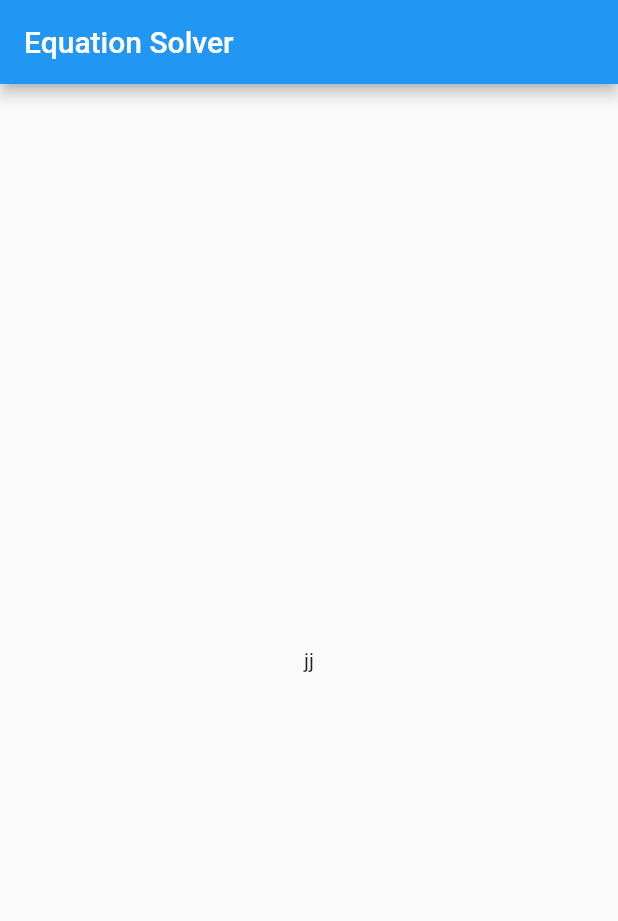
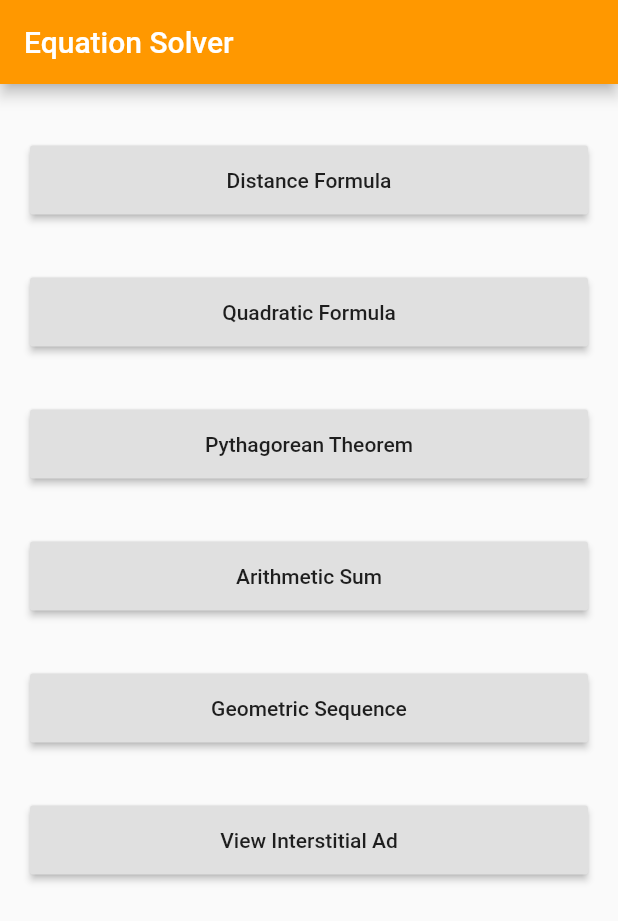
Before and after one commit to McHippy3/equation_solver, a Flutter app: the screen it shows after launch, on a phone screen of 412 x 824 dp. Shown: the top 921 px of the screen. Run offline on Flutter 3.47's test engine with Material 2 defaults, Android fonts, the phone set to English and light mode, and no system bars.

Commit message:
10/18/2018

```diff
--- a/lib/formula_buttons.dart
+++ b/lib/formula_buttons.dart
@@ -0,0 +1,18 @@
+import 'package:flutter/material.dart';
+
+class FormulaButton extends StatelessWidget{
+  String buttonText;
+
+  FormulaButton(this.buttonText);
+
+  @override
+  Widget build(BuildContext context){
+    return Container(
+      padding: const EdgeInsets.symmetric(vertical: 20.0),
+      child: RaisedButton(
+      padding: const EdgeInsets.all(15.0),
+      child: Text(buttonText),
+      onPressed: (){},
+    ),);
+  }
+}
--- a/lib/main_page.dart
+++ b/lib/main_page.dart
@@ -1,21 +1,24 @@
 import 'package:flutter/material.dart';
+import './formula_buttons.dart';
 
-class MainPage extends StatefulWidget {
-  @override
-  State<StatefulWidget> createState() {
-    return _MainPageState();
-  }
-}
-
-class _MainPageState extends State<MainPage> {
+class MainPage extends StatelessWidget {
   @override
   Widget build(BuildContext context) {
     return Scaffold(
       appBar: AppBar(
+        backgroundColor: Colors.orange,
         title: Text("Equation Solver"),
       ),
-      body: Center(
-        child: Text("jj"),
+      body: ListView(
+        padding: const EdgeInsets.all(20.0),
+        children: <Widget>[
+          FormulaButton('Distance Formula'),
+          FormulaButton('Quadratic Formula'),
+          FormulaButton('Pythagorean Theorem'),
+          FormulaButton('Arithmetic Sum'),
+          FormulaButton('Geometric Sequence'),
+          FormulaButton('View Interstitial Ad'),
+        ],
       ),
     );
   }
```
